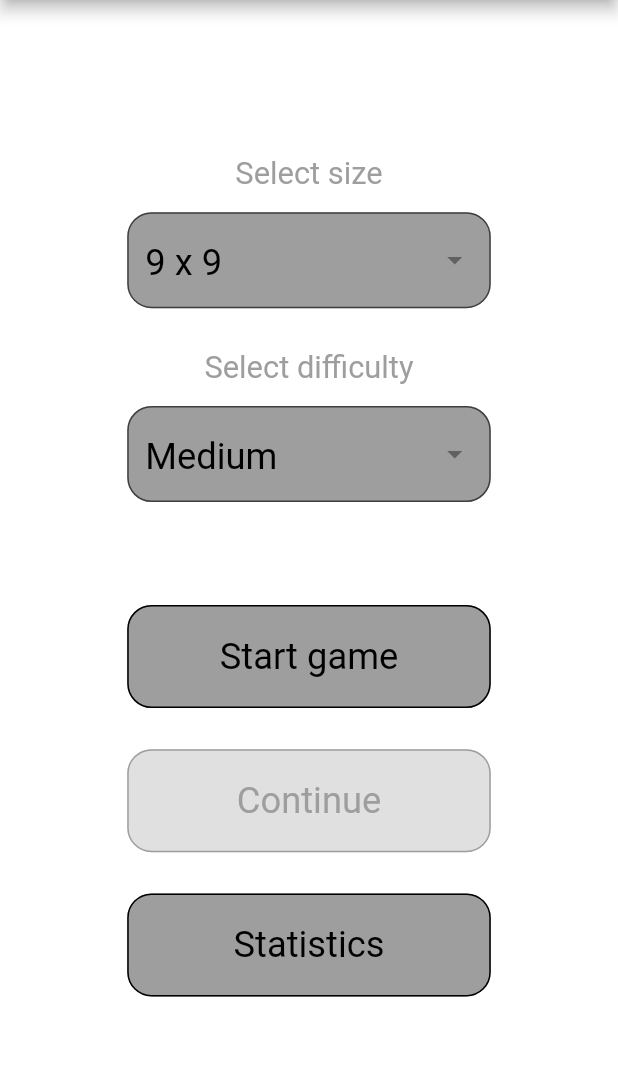
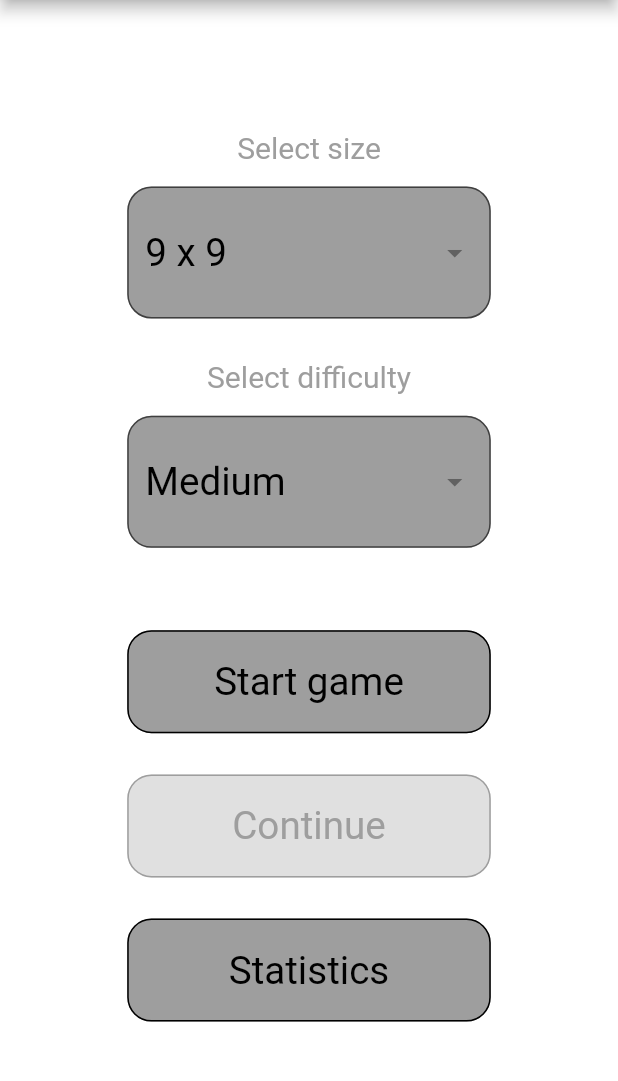
Before and after one commit to ramses44/Valid-sudoku, a Flutter app: the screen it shows after launch, on a phone screen of 412 x 824 dp, the part 84-1165 px from its top. Run offline on Flutter 3.47's test engine with Material 2 defaults, Android fonts, the light colour scheme and no system bars; our stand-ins replace hive, hive_flutter; missing offline and left inert: yandex_mobileads; accounts and stored records are empty.

```diff
--- a/lib/backend/game.dart
+++ b/lib/backend/game.dart
@@ -87,7 +87,7 @@ class SudokuGame {
     sudoku.notifyListeners();
     updateDB();
 
-    return !mistake;
+    return !mistake || model.mistakes == null;
   }
 
   void changeNote(int number, int x, int y) {
--- a/lib/lang.dart
+++ b/lib/lang.dart
@@ -163,10 +163,10 @@ Map labels = {
   'About text': {
     'EN': 'Application "Valid Sudoku".\n\n'
           'It was developed as part of a course project by Roman Sakharov, a student of the Faculty of Computer Science at the Higher School of Economics \n\n'
-          'Application source code: ',
+          'Application source code: https://github.com/ramses44/Valid-sudoku',
     'RU': 'Приложение «Валидное судоку».\n\n'
           'Было разработано в рамках курсового проекта студентом факультета компьютерных наук НИУ ВШЭ Сахаровым Романом \n\n'
-          'Исходный код приложения: '
+          'Исходный код приложения: https://github.com/ramses44/Valid-sudoku'
   },
 
   'Rules text': {
--- a/lib/pages/main_screen.dart
+++ b/lib/pages/main_screen.dart
@@ -8,6 +8,7 @@ import 'package:valid_sudoku/pages/stat_screen.dart';
 import 'package:valid_sudoku/themes.dart';
 import '../backend/sudoku.dart';
 import 'package:valid_sudoku/lang.dart';
+import 'package:flutter/services.dart';
 
 import 'info_screen.dart';
 
@@ -25,11 +26,16 @@ class _MainScreenState extends State<MainScreen> {
 
   @override
   Widget build(BuildContext context) {
+    SystemChrome.setPreferredOrientations([
+      DeviceOrientation.portraitUp,
+      DeviceOrientation.portraitDown
+    ]);
+
     return ValueListenableBuilder(valueListenable: Hive.box<Settings>('settings').listenable(), builder: (context, box, _) {
-      final labelFontSize = MediaQuery.of(context).size.width / 20;
+      final labelFontSize = MediaQuery.of(context).size.height / 41;
       final dividerHeight = MediaQuery.of(context).size.height / 30;
 
-      final buttonFontSize = MediaQuery.of(context).size.width / 17;
+      final buttonFontSize = MediaQuery.of(context).size.height / 32;
       final buttonWidth = MediaQuery.of(context).size.width / 1.7;
       final buttonHeight = dividerHeight * 2.5;
 
@@ -85,6 +91,7 @@ class _MainScreenState extends State<MainScreen> {
                           alignment: Alignment.center,
                           padding: EdgeInsets.only(top: labelFontSize / 1.5),
                           child: DropdownButtonFormField(
+                              isDense: false,
                               decoration: InputDecoration(
                                 focusedBorder: OutlineInputBorder(
                                   borderSide:
@@ -144,6 +151,7 @@ class _MainScreenState extends State<MainScreen> {
                           alignment: Alignment.center,
                           padding: EdgeInsets.only(top: labelFontSize / 1.5),
                           child: DropdownButtonFormField(
+                              isDense: false,
                               decoration: InputDecoration(
                                 focusedBorder: OutlineInputBorder(
                                   borderSide:
@@ -175,7 +183,7 @@ class _MainScreenState extends State<MainScreen> {
                                 ),
                               ))
                                   .toList())),
-                      Divider(height: buttonHeight),
+                      Divider(height: dividerHeight * 2),
                       SizedBox(
                           width: buttonWidth,
                           height: buttonHeight,
```
Also changed, not shown: lib/pages/game_screen.dart (+24 -21 lines), lib/pages/info_screen.dart (+0 -9 lines), lib/pages/settings_screen.dart (+5 -2 lines), lib/pages/stat_screen.dart (+5 -2 lines), pubspec.yaml (+6 -1 lines), pubspec.lock, 18 other files.
